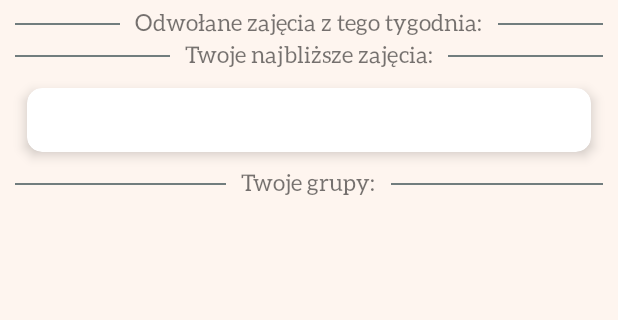
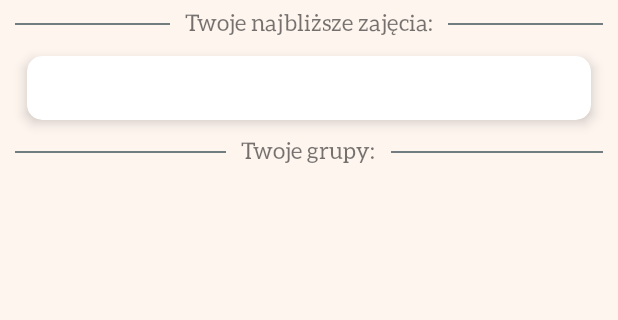
Before and after one commit to apotural/WPAM, an Android app: the screen it shows after launch once a user with an empty profile is signed in (UserActivity), on a phone screen of 412 x 824 dp, the part 283-603 px from its top. Run offline under Robolectric (Android 15) with nearby library versions, the phone set to English and light mode, and no system bars; our stand-ins replace Firebase (no records; nobody signed in at launch, a user with empty details on screens opened directly); libraries missing offline, so code that uses them is left out: id.zelory.compressor; plain views replace RevealFrameLayout; 4 statements that could not run were skipped.

Commit message:
poprawna widocznosc naglowka

```diff
--- a/App/app/src/main/java/com/poturalakonieczka/hellyeeeah/UserDataFragment.kt
+++ b/App/app/src/main/java/com/poturalakonieczka/hellyeeeah/UserDataFragment.kt
@@ -48,9 +48,12 @@ class UserDataFragment : Fragment() {
         UserActivity.viewModel.cancelledClassesWeek.observe(activity!!, Observer {
             Log.d(_TAG, "refresh canceled")
             if(it != null){
+                if(it.size > 0){
+                    section_canceled.visibility = View.VISIBLE
+                }
                 canceledAdapter = CanceledAdapter(activity!!.applicationContext, it)
                 list_canceled.adapter = canceledAdapter
-                section_canceled.visibility = View.VISIBLE
+
             }
 
         })
```
